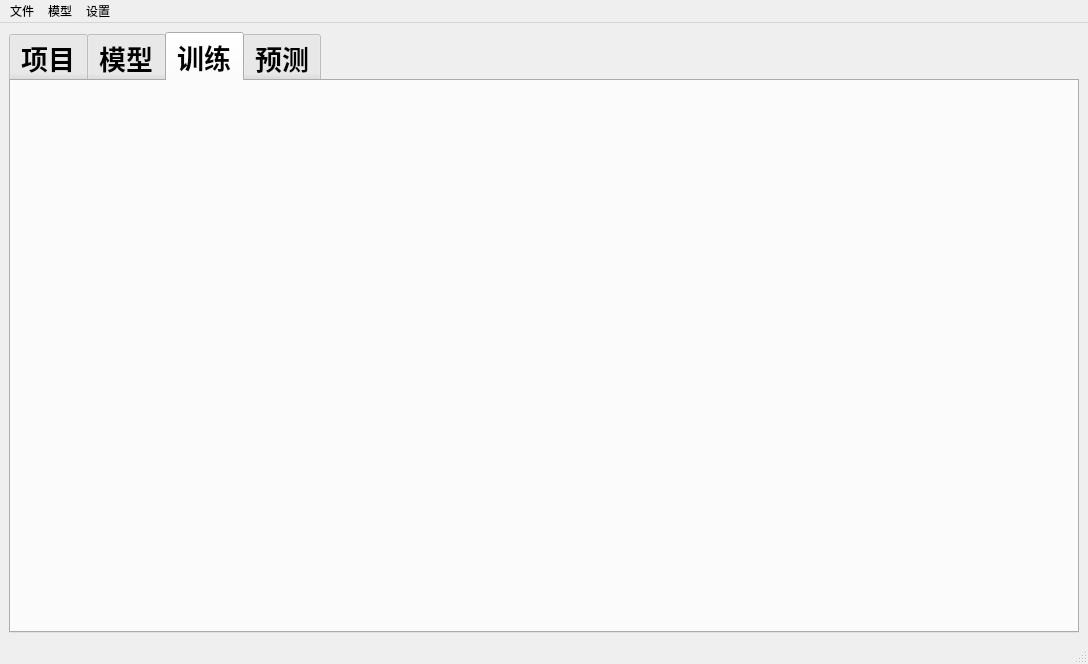
Qt form projectFiles/UI/mainWindow.ui (kaoxing/seg) before a commit.
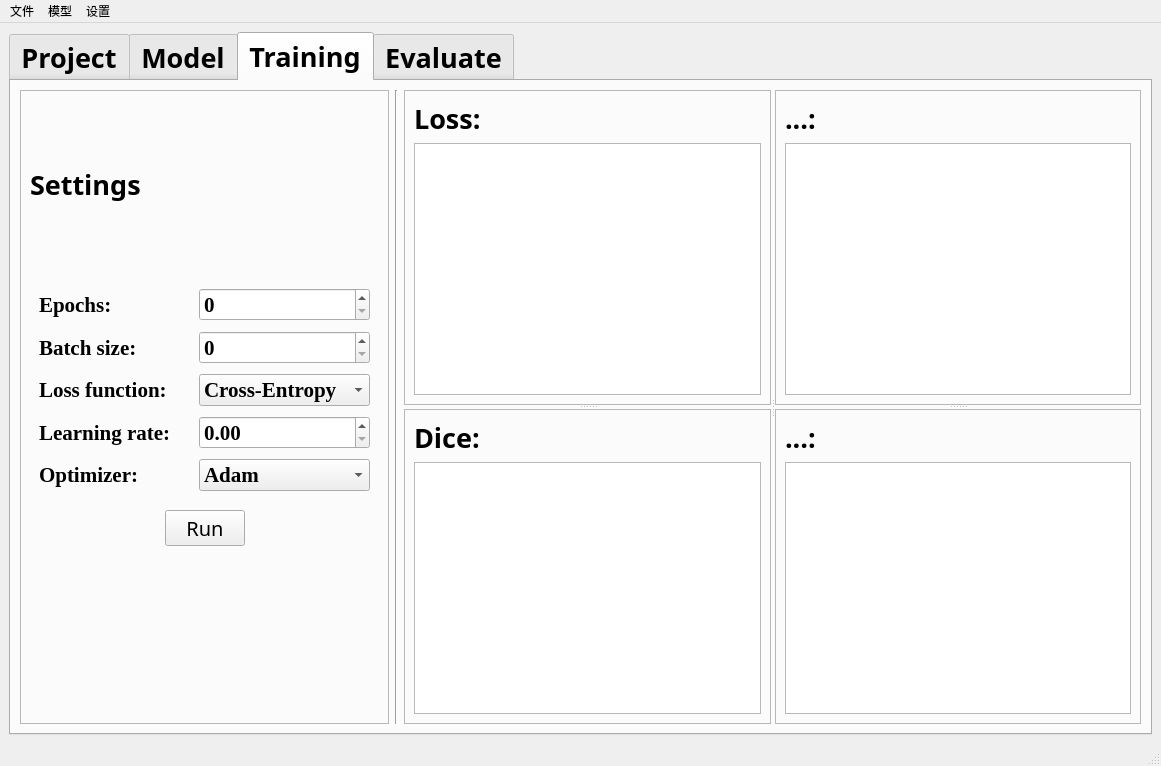
The same form after that commit. The open tabs and pages were chosen to show the change.

Commit message: 完善ui框架，完善evaluate功能

Patch:
```diff
--- a/projectFiles/UI/mainWindow.ui
+++ b/projectFiles/UI/mainWindow.ui
@@ -6,8 +6,8 @@
    <rect>
     <x>0</x>
     <y>0</y>
-    <width>1088</width>
-    <height>664</height>
+    <width>1161</width>
+    <height>766</height>
    </rect>
   </property>
   <property name="windowTitle">
@@ -26,12 +26,15 @@
         <bold>true</bold>
        </font>
       </property>
+      <property name="tabPosition">
+       <enum>QTabWidget::North</enum>
+      </property>
       <property name="currentIndex">
        <number>0</number>
       </property>
       <widget class="QWidget" name="tab">
        <attribute name="title">
-        <string>项目</string>
+        <string>Project</string>
        </attribute>
        <layout class="QHBoxLayout" name="horizontalLayout_tab">
         <item>
@@ -330,7 +333,7 @@
              <number>1</number>
             </property>
             <item>
-             <layout class="QHBoxLayout" name="horizontalLayout_9">
+             <layout class="QHBoxLayout" name="horizontalLayout_7" stretch="0,0,0,0,0">
               <item>
                <spacer name="horizontalSpacer_5">
                 <property name="orientation">
@@ -345,151 +348,6 @@
                </spacer>
               </item>
               <item>
-               <widget class="QLabel" name="label_7">
-                <property name="font">
-                 <font>
-                  <family>宋体</family>
-                  <pointsize>20</pointsize>
-                  <weight>75</weight>
-                  <italic>false</italic>
-                  <bold>true</bold>
-                 </font>
-                </property>
-                <property name="text">
-                 <string>项目概况</string>
-                </property>
-               </widget>
-              </item>
-              <item>
-               <spacer name="horizontalSpacer_6">
-                <property name="orientation">
-                 <enum>Qt::Horizontal</enum>
-                </property>
-                <property name="sizeHint" stdset="0">
-                 <size>
-                  <width>40</width>
-                  <height>20</height>
-                 </size>
-                </property>
-               </spacer>
-              </item>
-             </layout>
-            </item>
-            <item>
-             <spacer name="verticalSpacer_2">
-              <property name="orientation">
-               <enum>Qt::Vertical</enum>
-              </property>
-              <property name="sizeHint" stdset="0">
-               <size>
-                <width>20</width>
-                <height>49</height>
-               </size>
-              </property>
-             </spacer>
-            </item>
-            <item>
-             <layout class="QHBoxLayout" name="horizontalLayout_10">
-              <item>
-               <widget class="QLabel" name="label_8">
-                <property name="font">
-                 <font>
-                  <family>宋体</family>
-                  <pointsize>15</pointsize>
-                  <weight>50</weight>
-                  <italic>false</italic>
-                  <bold>false</bold>
-                 </font>
-                </property>
-                <property name="text">
-                 <string> 项目名称 ：</string>
-                </property>
-               </widget>
-              </item>
-              <item>
-               <widget class="QLineEdit" name="lineEdit_project_name">
-                <property name="font">
-                 <font>
-                  <family>宋体</family>
-                  <pointsize>15</pointsize>
-                  <weight>50</weight>
-                  <italic>false</italic>
-                  <bold>false</bold>
-                 </font>
-                </property>
-                <property name="inputMask">
-                 <string/>
-                </property>
-                <property name="text">
-                 <string/>
-                </property>
-                <property name="placeholderText">
-                 <string>请输入项目名称</string>
-                </property>
-               </widget>
-              </item>
-              <item>
-               <widget class="QPushButton" name="pushButton_10">
-                <property name="font">
-                 <font>
-                  <family>宋体</family>
-                  <pointsize>15</pointsize>
-                  <weight>50</weight>
-                  <italic>false</italic>
-                  <bold>false</bold>
-                 </font>
-                </property>
-                <property name="text">
-                 <string>修改</string>
-                </property>
-               </widget>
-              </item>
-             </layout>
-            </item>
-            <item>
-             <layout class="QHBoxLayout" name="horizontalLayout_8">
-              <item>
-               <widget class="QLabel" name="label_6">
-                <property name="font">
-                 <font>
-                  <family>宋体</family>
-                  <pointsize>15</pointsize>
-                  <weight>50</weight>
-                  <italic>false</italic>
-                  <bold>false</bold>
-                 </font>
-                </property>
-                <property name="text">
-                 <string>图片文件夹：</string>
-                </property>
-               </widget>
-              </item>
-              <item>
-               <widget class="QLineEdit" name="lineEdit_image_folder">
-                <property name="font">
-                 <font>
-                  <family>宋体</family>
-                  <pointsize>15</pointsize>
-                  <weight>50</weight>
-                  <italic>false</italic>
-                  <bold>false</bold>
-                 </font>
-                </property>
-                <property name="inputMask">
-                 <string/>
-                </property>
-                <property name="text">
-                 <string/>
-                </property>
-                <property name="readOnly">
-                 <bool>true</bool>
-                </property>
-                <property name="placeholderText">
-                 <string>请打开图片文件夹</string>
-                </property>
-               </widget>
-              </item>
-              <item>
                <widget class="QPushButton" name="pushButton_9">
                 <property name="font">
                  <font>
@@ -505,25 +363,18 @@
                 </property>
                </widget>
               </item>
-             </layout>
-            </item>
             <item>
-             <layout class="QHBoxLayout" name="horizontalLayout_7">
-              <item>
-               <widget class="QLabel" name="label_5">
-                <property name="font">
-                 <font>
-                  <family>宋体</family>
-                  <pointsize>15</pointsize>
-                  <weight>50</weight>
-                  <italic>false</italic>
-                  <bold>false</bold>
-                 </font>
+               <spacer name="horizontalSpacer_20">
+                <property name="orientation">
+                 <enum>Qt::Horizontal</enum>
                 </property>
-                <property name="text">
-                 <string>标签文件夹：</string>
+                <property name="sizeHint" stdset="0">
+                 <size>
+                  <width>40</width>
+                  <height>20</height>
+                 </size>
                 </property>
-               </widget>
+               </spacer>
               </item>
               <item>
                <widget class="QLineEdit" name="lineEdit_label_folder">
@@ -545,13 +396,6 @@
                 <property name="readOnly">
                  <bool>true</bool>
                 </property>
-                <property name="placeholderText">
-                 <string>请打开标签文件夹</string>
-                </property>
-               </widget>
-              </item>
-              <item>
-               <widget class="QPushButton" name="pushButton_8">
                 <property name="font">
                  <font>
                   <family>宋体</family>
@@ -562,7 +406,7 @@
                  </font>
                 </property>
                 <property name="text">
-                 <string>修改</string>
+                 <string>Confirm</string>
                 </property>
                </widget>
               </item>
@@ -579,7 +423,7 @@
       </widget>
       <widget class="QWidget" name="tab_2">
        <attribute name="title">
-        <string>模型</string>
+        <string>Model</string>
        </attribute>
        <layout class="QGridLayout" name="gridLayout_2">
         <item row="0" column="0">
@@ -783,12 +627,418 @@
       </widget>
       <widget class="QWidget" name="tab_3">
        <attribute name="title">
-        <string>训练</string>
+        <string>Training</string>
        </attribute>
+       <layout class="QHBoxLayout" name="horizontalLayout_9" stretch="1,0,2">
+        <item>
+         <widget class="QFrame" name="frame">
+          <property name="frameShape">
+           <enum>QFrame::StyledPanel</enum>
+          </property>
+          <property name="frameShadow">
+           <enum>QFrame::Raised</enum>
+          </property>
+          <layout class="QVBoxLayout" name="verticalLayout_6" stretch="1,6,1,1">
+           <property name="spacing">
+            <number>10</number>
+           </property>
+           <item>
+            <widget class="QLabel" name="label_5">
+             <property name="font">
+              <font>
+               <family>宋体</family>
+               <pointsize>20</pointsize>
+               <weight>75</weight>
+               <italic>false</italic>
+               <bold>true</bold>
+              </font>
+             </property>
+             <property name="text">
+              <string>Settings</string>
+             </property>
+            </widget>
+           </item>
+           <item>
+            <layout class="QGridLayout" name="gridLayout_4" rowstretch="1,1,1,1,1" columnstretch="7,8">
+             <property name="leftMargin">
+              <number>9</number>
+             </property>
+             <property name="topMargin">
+              <number>9</number>
+             </property>
+             <property name="rightMargin">
+              <number>9</number>
+             </property>
+             <property name="bottomMargin">
+              <number>9</number>
+             </property>
+             <item row="0" column="0">
+              <widget class="QLabel" name="label_6">
+               <property name="font">
+                <font>
+                 <family>Times New Roman</family>
+                 <pointsize>16</pointsize>
+                 <weight>75</weight>
+                 <italic>false</italic>
+                 <bold>true</bold>
+                </font>
+               </property>
+               <property name="text">
+                <string>Epochs:</string>
+               </property>
+              </widget>
+             </item>
+             <item row="0" column="1">
+              <widget class="QSpinBox" name="spinBox">
+               <property name="font">
+                <font>
+                 <family>Times New Roman</family>
+                 <pointsize>16</pointsize>
+                 <weight>75</weight>
+                 <italic>false</italic>
+                 <bold>true</bold>
+                </font>
+               </property>
+              </widget>
+             </item>
+             <item row="1" column="0">
+              <widget class="QLabel" name="label_7">
+               <property name="font">
+                <font>
+                 <family>Times New Roman</family>
+                 <pointsize>16</pointsize>
+                 <weight>75</weight>
+                 <italic>false</italic>
+                 <bold>true</bold>
+                </font>
+               </property>
+               <property name="text">
+                <string>Batch size:</string>
+               </property>
+              </widget>
+             </item>
+             <item row="1" column="1">
+              <widget class="QSpinBox" name="spinBox_2">
+               <property name="font">
+                <font>
+                 <family>Times New Roman</family>
+                 <pointsize>16</pointsize>
+                 <weight>75</weight>
+                 <italic>false</italic>
+                 <bold>true</bold>
+                </font>
+               </property>
+              </widget>
+             </item>
+             <item row="2" column="0">
+              <widget class="QLabel" name="label_8">
+               <property name="font">
+                <font>
+                 <family>Times New Roman</family>
+                 <pointsize>16</pointsize>
+                 <weight>75</weight>
+                 <italic>false</italic>
+                 <bold>true</bold>
+                </font>
+               </property>
+               <property name="text">
+                <string>Loss function:</string>
+               </property>
+              </widget>
+             </item>
+             <item row="2" column="1">
+              <widget class="QComboBox" name="comboBox_2">
+               <property name="font">
+                <font>
+                 <family>Times New Roman</family>
+                 <pointsize>16</pointsize>
+                 <weight>75</weight>
+                 <italic>false</italic>
+                 <bold>true</bold>
+                </font>
+               </property>
+               <item>
+                <property name="text">
+                 <string>Cross-Entropy</string>
+                </property>
+               </item>
+              </widget>
+             </item>
+             <item row="3" column="0">
+              <widget class="QLabel" name="label_14">
+               <property name="font">
+                <font>
+                 <family>Times New Roman</family>
+                 <pointsize>16</pointsize>
+                 <weight>75</weight>
+                 <italic>false</italic>
+                 <bold>true</bold>
+                </font>
+               </property>
+               <property name="text">
+                <string>Learning rate:</string>
+               </property>
+              </widget>
+             </item>
+             <item row="3" column="1">
+              <widget class="QDoubleSpinBox" name="doubleSpinBox">
+               <property name="font">
+                <font>
+                 <family>Times New Roman</family>
+                 <pointsize>16</pointsize>
+                 <weight>75</weight>
+                 <italic>false</italic>
+                 <bold>true</bold>
+                </font>
+               </property>
+              </widget>
+             </item>
+             <item row="4" column="0">
+              <widget class="QLabel" name="label_15">
+               <property name="font">
+                <font>
+                 <family>Times New Roman</family>
+                 <pointsize>16</pointsize>
+                 <weight>75</weight>
+                 <italic>false</italic>
+                 <bold>true</bold>
+                </font>
+               </property>
+               <property name="text">
+                <string>Optimizer:</string>
+               </property>
+              </widget>
+             </item>
+             <item row="4" column="1">
+              <widget class="QComboBox" name="comboBox_3">
+               <property name="font">
+                <font>
+                 <family>Times New Roman</family>
+                 <pointsize>16</pointsize>
+                 <weight>75</weight>
+                 <italic>false</italic>
+                 <bold>true</bold>
+                </font>
+               </property>
+               <item>
+                <property name="text">
+                 <string>Adam</string>
+                </property>
+               </item>
+              </widget>
+             </item>
+            </layout>
+           </item>
+           <item>
+            <layout class="QHBoxLayout" name="horizontalLayout_8" stretch="0,0,0">
+             <item>
+              <spacer name="horizontalSpacer_15">
+               <property name="orientation">
+                <enum>Qt::Horizontal</enum>
+               </property>
+               <property name="sizeHint" stdset="0">
+                <size>
+                 <width>40</width>
+                 <height>20</height>
+                </size>
+               </property>
+              </spacer>
+             </item>
+             <item>
+              <widget class="QPushButton" name="pushButton_8">
+               <property name="enabled">
+                <bool>true</bool>
+               </property>
+               <property name="font">
+                <font>
+                 <family>宋体</family>
+                 <pointsize>15</pointsize>
+                 <weight>50</weight>
+                 <italic>false</italic>
+                 <bold>false</bold>
+                </font>
+               </property>
+               <property name="text">
+                <string>Run</string>
+               </property>
+              </widget>
+             </item>
+             <item>
+              <spacer name="horizontalSpacer_16">
+               <property name="orientation">
+                <enum>Qt::Horizontal</enum>
+               </property>
+               <property name="sizeHint" stdset="0">
+                <size>
+                 <width>40</width>
+                 <height>20</height>
+                </size>
+               </property>
+              </spacer>
+             </item>
+            </layout>
+           </item>
+           <item>
+            <spacer name="verticalSpacer_2">
+             <property name="orientation">
+              <enum>Qt::Vertical</enum>
+             </property>
+             <property name="sizeHint" stdset="0">
+              <size>
+               <width>20</width>
+               <height>40</height>
+              </size>
+             </property>
+            </spacer>
+           </item>
+          </layout>
+         </widget>
+        </item>
+        <item>
+         <widget class="Line" name="line_2">
+          <property name="orientation">
+           <enum>Qt::Vertical</enum>
+          </property>
+         </widget>
+        </item>
+        <item>
+         <widget class="QSplitter" name="splitter_6">
+          <property name="orientation">
+           <enum>Qt::Horizontal</enum>
+          </property>
+          <widget class="QSplitter" name="splitter_3">
+           <property name="orientation">
+            <enum>Qt::Vertical</enum>
+           </property>
+           <widget class="QFrame" name="frame_3">
+            <property name="frameShape">
+             <enum>QFrame::StyledPanel</enum>
+            </property>
+            <property name="frameShadow">
+             <enum>QFrame::Raised</enum>
+            </property>
+            <layout class="QVBoxLayout" name="verticalLayout_7">
+             <item>
+              <widget class="QLabel" name="label_16">
+               <property name="font">
+                <font>
+                 <family>宋体</family>
+                 <pointsize>20</pointsize>
+                 <weight>75</weight>
+                 <italic>false</italic>
+                 <bold>true</bold>
+                </font>
+               </property>
+               <property name="text">
+                <string>Loss:</string>
+               </property>
+              </widget>
+             </item>
+             <item>
+              <widget class="QGraphicsView" name="graphicsView"/>
+             </item>
+            </layout>
+           </widget>
+           <widget class="QFrame" name="frame_4">
+            <property name="frameShape">
+             <enum>QFrame::StyledPanel</enum>
+            </property>
+            <property name="frameShadow">
+             <enum>QFrame::Raised</enum>
+            </property>
+            <layout class="QVBoxLayout" name="verticalLayout_8">
+             <item>
+              <widget class="QLabel" name="label_17">
+               <property name="font">
+                <font>
+                 <family>宋体</family>
+                 <pointsize>20</pointsize>
+                 <weight>75</weight>
+                 <italic>false</italic>
+                 <bold>true</bold>
+                </font>
+               </property>
+               <property name="text">
+                <string>Dice:</string>
+               </property>
+              </widget>
+             </item>
+             <item>
+              <widget class="QGraphicsView" name="graphicsView_2"/>
+             </item>
+            </layout>
+           </widget>
+          </widget>
+          <widget class="QSplitter" name="splitter_4">
+           <property name="orientation">
+            <enum>Qt::Vertical</enum>
+           </property>
+           <widget class="QFrame" name="frame_5">
+            <property name="frameShape">
+             <enum>QFrame::StyledPanel</enum>
+            </property>
+            <property name="frameShadow">
+             <enum>QFrame::Raised</enum>
+            </property>
+            <layout class="QVBoxLayout" name="verticalLayout_12">
+             <item>
+              <widget class="QLabel" name="label_18">
+               <property name="font">
+                <font>
+                 <family>宋体</family>
+                 <pointsize>20</pointsize>
+                 <weight>75</weight>
+                 <italic>false</italic>
+                 <bold>true</bold>
+                </font>
+               </property>
+               <property name="text">
+                <string>...:</string>
+               </property>
+              </widget>
+             </item>
+             <item>
+              <widget class="QGraphicsView" name="graphicsView_3"/>
+             </item>
+            </layout>
+           </widget>
+           <widget class="QFrame" name="frame_6">
+            <property name="frameShape">
+             <enum>QFrame::StyledPanel</enum>
+            </property>
+            <property name="frameShadow">
+             <enum>QFrame::Raised</enum>
+            </property>
+            <layout class="QVBoxLayout" name="verticalLayout_13">
+             <item>
+              <widget class="QLabel" name="label_19">
+               <property name="font">
+                <font>
+                 <family>宋体</family>
+                 <pointsize>20</pointsize>
+                 <weight>75</weight>
+                 <italic>false</italic>
+                 <bold>true</bold>
+                </font>
+               </property>
+               <property name="text">
+                <string>...:</string>
+               </property>
+              </widget>
+             </item>
+             <item>
+              <widget class="QGraphicsView" name="graphicsView_4"/>
+             </item>
+            </layout>
+           </widget>
+          </widget>
+         </widget>
+        </item>
+       </layout>
       </widget>
       <widget class="QWidget" name="tab_4">
        <attribute name="title">
-        <string>预测</string>
+        <string>Evaluate</string>
        </attribute>
        <layout class="QVBoxLayout" name="verticalLayout_11" stretch="2,1,9,1">
         <item>
@@ -984,7 +1234,7 @@
     <rect>
      <x>0</x>
      <y>0</y>
-     <width>1088</width>
+     <width>1161</width>
      <height>23</height>
     </rect>
    </property>
```
Left out of the diff: 397 changed lines with no effect on the pictures. Lines whose indentation alone changed are shown as unchanged. The commit also changes 3 other files.
